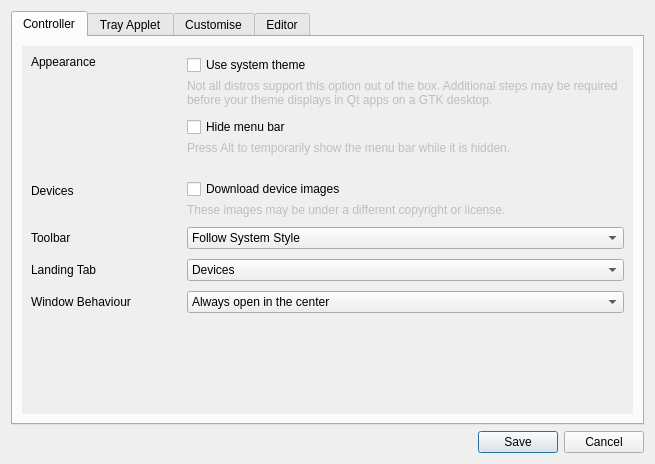
Qt form data/qt/preferences.ui (polychromatic/polychromatic) before a commit.
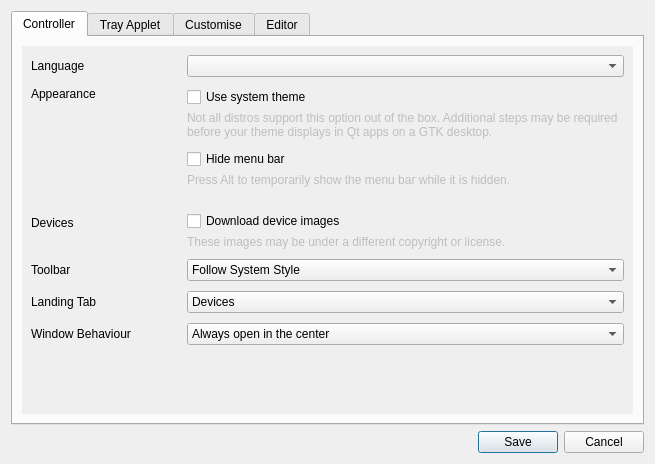
The same form after that commit. Icons and pictures are not drawn.

Commit message: Controller: Add a language option to the preferences (#610)

```diff
--- a/data/qt/preferences.ui
+++ b/data/qt/preferences.ui
@@ -83,6 +83,25 @@
             <number>10</number>
            </property>
            <item row="0" column="0">
+            <widget class="QLabel" name="LanguageLabel">
+             <property name="minimumSize">
+              <size>
+               <width>150</width>
+               <height>0</height>
+              </size>
+             </property>
+             <property name="text">
+              <string extracomment="Preferences Label">Language</string>
+             </property>
+             <property name="alignment">
+              <set>Qt::AlignLeading|Qt::AlignLeft|Qt::AlignVCenter</set>
+             </property>
+            </widget>
+           </item>
+           <item row="0" column="1">
+            <widget class="QComboBox" name="LanguageCombo"/>
+           </item>
+           <item row="1" column="0">
             <widget class="QLabel" name="AppearanceLabel">
              <property name="minimumSize">
               <size>
@@ -98,7 +117,7 @@
              </property>
             </widget>
            </item>
-           <item row="0" column="1">
+           <item row="1" column="1">
             <widget class="QWidget" name="UseSystemQtThemeGroup" native="true">
              <layout class="QVBoxLayout" name="UseSystemQtThemeGroup_Layout">
               <property name="spacing">
@@ -148,7 +167,7 @@
              </layout>
             </widget>
            </item>
-           <item row="1" column="1">
+           <item row="2" column="1">
             <widget class="QWidget" name="AlwaysHideMenuBarGroup" native="true">
              <property name="sizePolicy">
               <sizepolicy hsizetype="Expanding" vsizetype="Preferred">
@@ -204,7 +223,7 @@
              </layout>
             </widget>
            </item>
-           <item row="2" column="0">
+           <item row="3" column="0">
             <widget class="QLabel" name="DevicesLabel">
              <property name="minimumSize">
               <size>
@@ -217,7 +236,7 @@
              </property>
             </widget>
            </item>
-           <item row="2" column="1">
+           <item row="3" column="1">
             <widget class="QWidget" name="DownloadDeviceImagesGroup" native="true">
              <layout class="QVBoxLayout" name="DownloadDeviceImagesGroup_Layout">
               <property name="spacing">
@@ -267,7 +286,7 @@
              </layout>
             </widget>
            </item>
-           <item row="3" column="0">
+           <item row="4" column="0">
             <widget class="QLabel" name="ToolbarStyleLabel">
              <property name="minimumSize">
               <size>
@@ -283,7 +302,7 @@
              </property>
             </widget>
            </item>
-           <item row="3" column="1">
+           <item row="4" column="1">
             <widget class="QComboBox" name="ToolbarStyle">
              <item>
               <property name="text">
@@ -312,7 +331,7 @@
              </item>
             </widget>
            </item>
-           <item row="4" column="0">
+           <item row="5" column="0">
             <widget class="QLabel" name="LandingTabLabel">
              <property name="minimumSize">
               <size>
@@ -325,7 +344,7 @@
              </property>
             </widget>
            </item>
-           <item row="4" column="1">
+           <item row="5" column="1">
             <widget class="QComboBox" name="LandingTabCombo">
              <item>
               <property name="text">
@@ -365,7 +384,7 @@
              </item>
             </widget>
            </item>
-           <item row="5" column="0">
+           <item row="6" column="0">
             <widget class="QLabel" name="WindowBehaviourLabel">
              <property name="minimumSize">
               <size>
@@ -378,7 +397,7 @@
              </property>
             </widget>
            </item>
-           <item row="5" column="1">
+           <item row="6" column="1">
             <widget class="QComboBox" name="WindowBehaviourCombo">
              <property name="currentText">
               <string>Always open in the center</string>
```
The commit also changes 5 other files.
